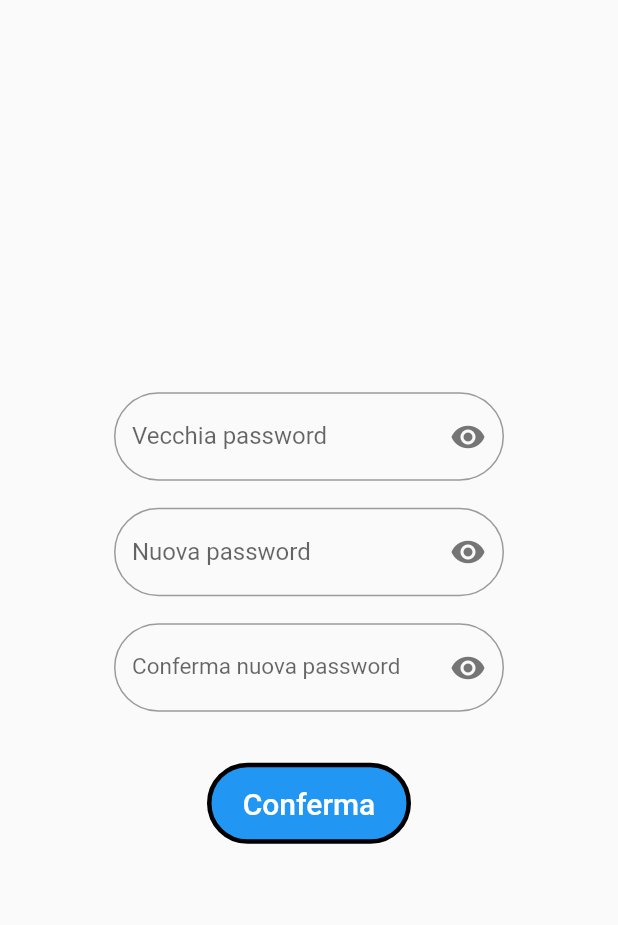
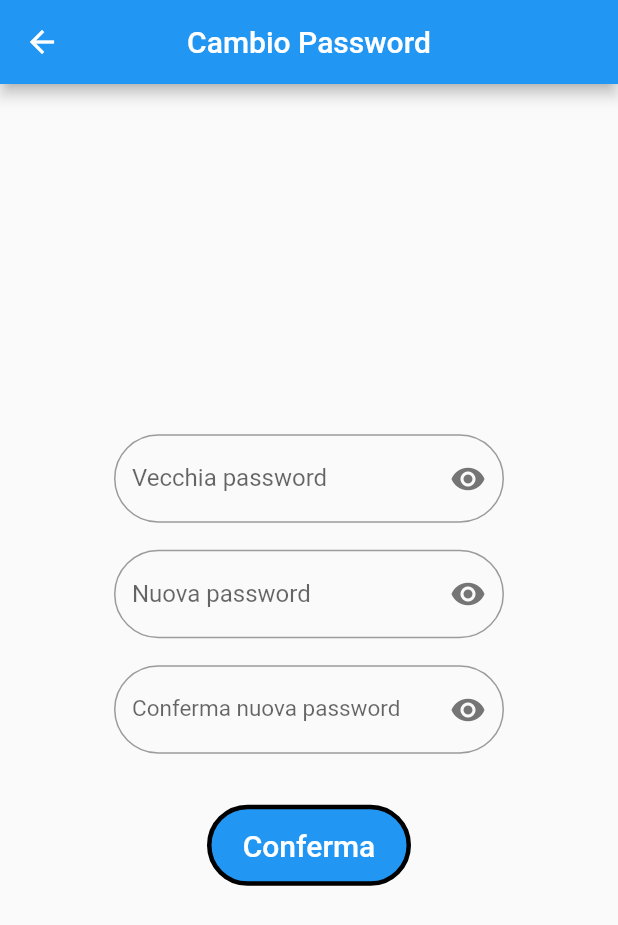
Before and after one commit to fededige/RipetizioniAndroid, a Flutter app: the PaginaCambioPassword screen opened directly with empty values, on a phone screen of 412 x 824 dp. Shown: the top 925 px of the screen. Run offline on Flutter 3.47's test engine with Material 2 defaults, Android fonts, the phone set to English and light mode, and no system bars; our stand-ins replace dropdown_search.

Commit message:
eye icon changed, solved some error in ripetizioniDisp post request, solved minor bug in login

```diff
--- a/lib/pagine/cambioPassword.dart
+++ b/lib/pagine/cambioPassword.dart
@@ -64,6 +64,19 @@ class _PaginaCambioPasswordState extends State<PaginaCambioPassword> {
   Widget build(BuildContext context) {
     user = ModalRoute.of(context)!.settings.arguments as Utente;
     return Scaffold(
+      appBar: AppBar(
+        centerTitle: true,
+        backgroundColor: Colors.blue,
+        title: const Text(
+          'Cambio Password',
+        ),
+        leading: IconButton(
+          icon: const Icon(Icons.arrow_back),
+          onPressed: () => {
+            Navigator.pop(context, false),
+          },
+        ),
+      ),
       body: Center(
           child: Column(
             mainAxisAlignment: MainAxisAlignment.center,
@@ -84,8 +97,10 @@ class _PaginaCambioPasswordState extends State<PaginaCambioPassword> {
                           visible = !visible;
                         });
                       },
-                      icon: const Icon(
-                        Icons.remove_red_eye,
+                      icon: visible ? const Icon(
+                        Icons.visibility,
+                      ) : const Icon(
+                        Icons.visibility_off,
                       ),
                       color: Colors.grey[600],
                     ),
@@ -111,8 +126,10 @@ class _PaginaCambioPasswordState extends State<PaginaCambioPassword> {
                           visible2 = !visible2;
                         });
                       },
-                      icon: const Icon(
-                        Icons.remove_red_eye,
+                      icon: visible2 ? const Icon(
+                        Icons.visibility,
+                      ) : const Icon(
+                        Icons.visibility_off,
                       ),
                       color: Colors.grey[600],
                     ),
@@ -141,8 +158,10 @@ class _PaginaCambioPasswordState extends State<PaginaCambioPassword> {
                           visible3 = !visible3;
                         });
                       },
-                      icon: const Icon(
-                        Icons.remove_red_eye,
+                      icon: visible3 ? const Icon(
+                        Icons.visibility,
+                      ) : const Icon(
+                        Icons.visibility_off,
                       ),
                       color: Colors.grey[600],
                     ),
--- a/pubspec.yaml
+++ b/pubspec.yaml
@@ -33,6 +33,7 @@ dependencies:
     sdk: flutter
 
   dropdown_search: ^3.0.1
+  cart_item: ^0.0.1
   http: ^0.13.5
   # The following adds the Cupertino Icons font to your application.
   # Use with the CupertinoIcons class for iOS style icons.
```
Also changed, not shown: lib/pagine/login.dart (+4 -11 lines), lib/pagine/ripetizioniDisp.dart (+48 -86 lines), pubspec.lock.
